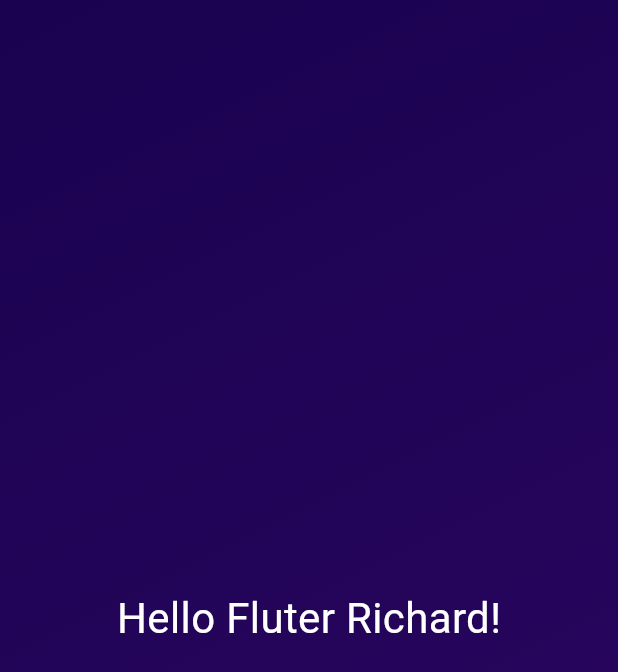
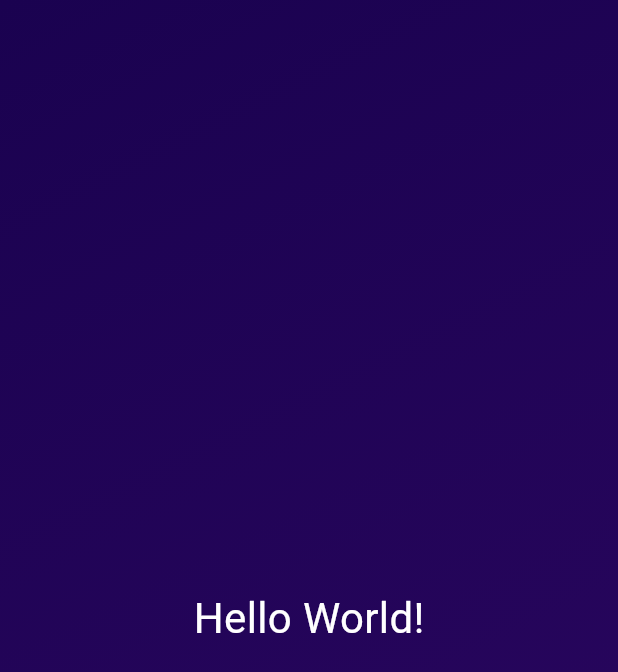
Before and after one commit to flutter-development-rboriba/first_app, a Flutter app: the screen it shows after launch, on a phone screen of 412 x 824 dp. Shown: the top 672 px of the screen. Run offline on Flutter 3.47's test engine with Material 3 defaults, Android fonts, the phone set to English and light mode, and no system bars.

```diff
--- a/lib/main.dart
+++ b/lib/main.dart
@@ -3,27 +3,29 @@ import 'package:flutter/material.dart';
 void main() {
   runApp(
     MaterialApp(
-        home: Scaffold(
-            body: Container(
+      home: Scaffold(body: GradientContainer()),
+    ),
+  );
+}
+
+class GradientContainer extends StatelessWidget {
+  @override
+  Widget build(context) {
+    return Container(
         decoration: const BoxDecoration(
             gradient: LinearGradient(
           colors: [
             Color.fromARGB(255, 26, 2, 80),
-            Color.fromARGB(255, 45, 7, 98)
+            Color.fromARGB(255, 45, 7, 98),
           ],
           begin: Alignment.topLeft,
           end: Alignment.bottomRight,
-        ),
-      ),
+        )),
         child: const Center(
-        child: Text(
-          'Hello Fluter Richard!',
+            child: Text('Hello World!',
                 style: TextStyle(
                   color: Colors.white,
                   fontSize: 28,
-          ),
-        ),
-      ),
-    ))),
-  );
+                ))));
   }
+}
```
Lines whose indentation alone changed are shown as unchanged.
